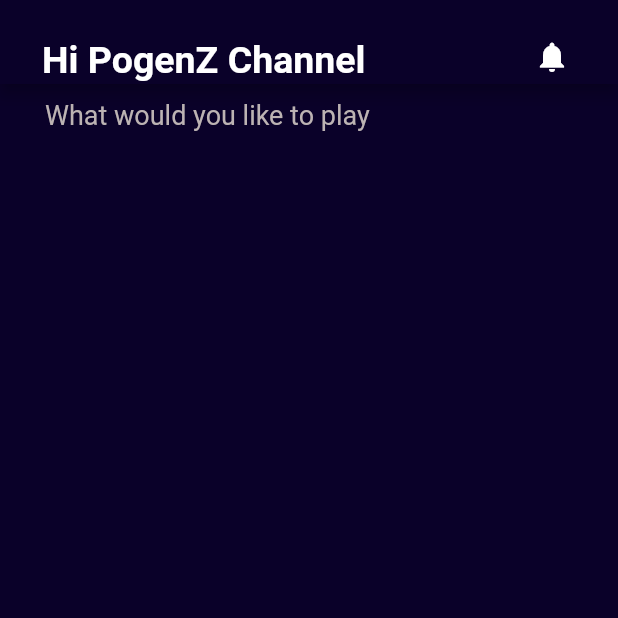
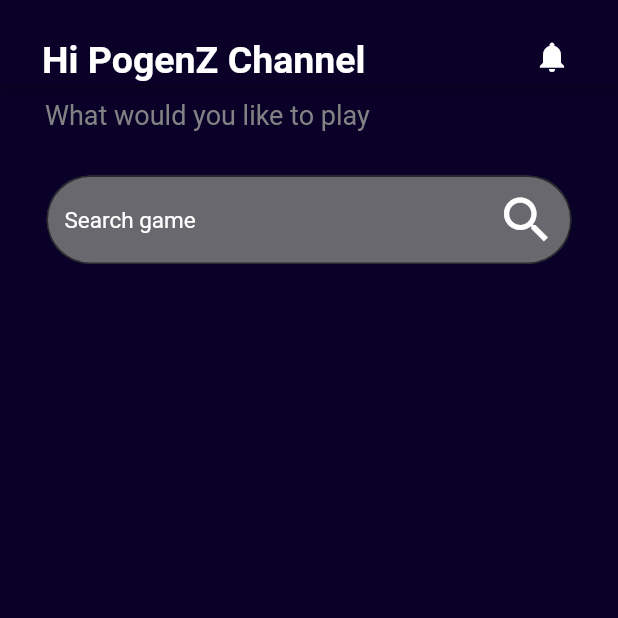
Before and after one commit to pogenz45/project_test, a Flutter app: the MyChannel screen opened directly, on a phone screen of 412 x 824 dp, the top half of it. Run offline on Flutter 3.47's test engine with Material 2 defaults, Android fonts, the phone set to English and light mode, and no system bars; network calls fail; Roboto replaces fonts that are missing (SFD).

Commit message:
search bar

```diff
--- a/lib/pages/channel_page.dart
+++ b/lib/pages/channel_page.dart
@@ -42,12 +42,43 @@ class _MyChannelState extends State<MyChannel> {
       body: Column(
         children: [
           Padding(
-            padding: const EdgeInsets.only(left: 30, top: 10),
+            padding: const EdgeInsets.only(top: 10, left: 30, bottom: 30),
             child: Container(
+              alignment: Alignment.centerLeft,
               child: Text(
                 'What would you like to play',
                 style: AppStyles.h3.copyWith(
-                    fontSize: 18, color: Color.fromARGB(255, 188, 179, 179)),
+                    fontSize: 18, color: Color.fromARGB(255, 130, 130, 132)),
+              ),
+            ),
+          ),
+          Container(
+            child: SizedBox(
+              width: 350,
+              child: TextField(
+                decoration: InputDecoration(
+                    filled: true,
+                    fillColor: Color.fromARGB(225, 116, 118, 119),
+                    suffixIcon: Container(
+                      // alignment: Alignment.centerLeft,
+                      child: Padding(
+                        padding: const EdgeInsets.only(right: 10),
+                        child: const Icon(
+                          Icons.search,
+                          size: 40,
+                          color: Colors.white,
+                        ),
+                      ),
+                    ),
+                    hintText: "Search game",
+                    hintStyle: AppStyles.h3
+                        .copyWith(fontSize: 15, color: Colors.white),
+                    border: OutlineInputBorder(
+                        borderRadius: BorderRadius.circular(45.0),
+                        borderSide: const BorderSide(
+                          width: 2.0,
+                          color: Colors.white,
+                        ))),
               ),
             ),
           ),
```
